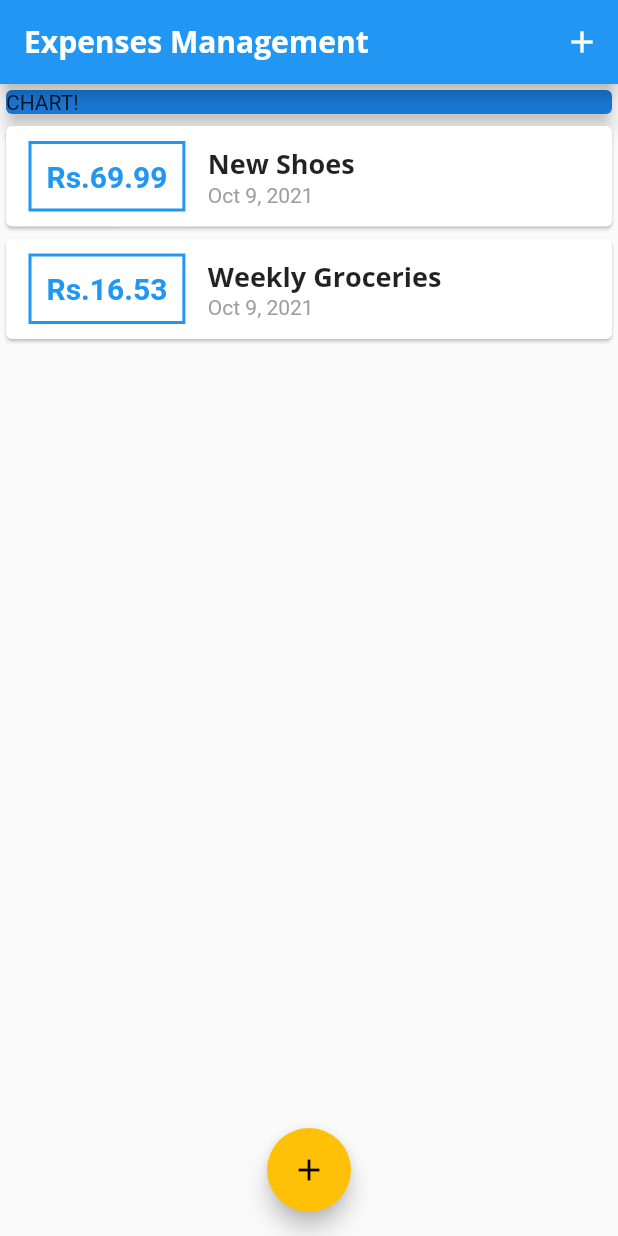
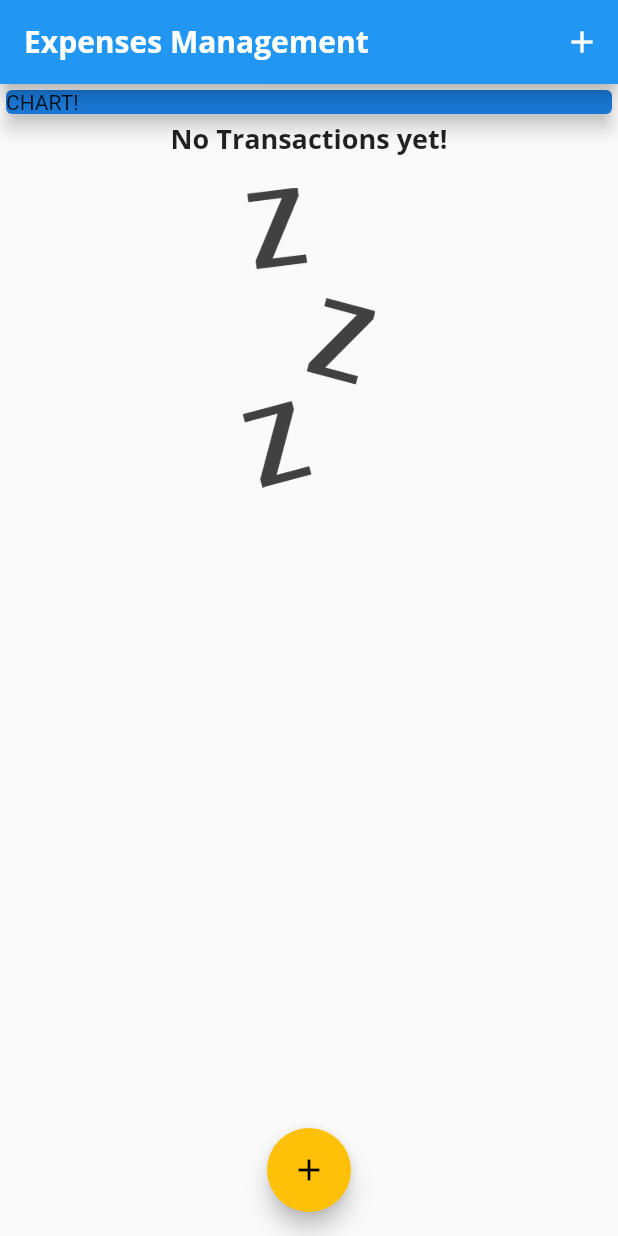
Before and after one commit to LakithaDM/BudgetApp, a Flutter app: the screen it shows after launch, on a phone screen of 412 x 824 dp. Run offline on Flutter 3.47's test engine with Material 2 defaults, Android fonts, the light colour scheme and no system bars.

Commit message:
Add an image to the waiting for transaction state

```diff
--- a/budjetapp/lib/main.dart
+++ b/budjetapp/lib/main.dart
@@ -44,18 +44,18 @@ class MyHomePage extends StatefulWidget {
 
 class _MyHomePageState extends State<MyHomePage> {
   final List<Transaction> _userTransactions = [
-    Transaction(
-      id: 't1',
-      title: 'New Shoes',
-      amount: 69.99,
-      date: DateTime.now(),
-    ),
-    Transaction(
-      id: 't2',
-      title: 'Weekly Groceries',
-      amount: 16.53,
-      date: DateTime.now(),
-    ),
+    // Transaction(
+    //   id: 't1',
+    //   title: 'New Shoes',
+    //   amount: 69.99,
+    //   date: DateTime.now(),
+    // ),
+    // Transaction(
+    //   id: 't2',
+    //   title: 'Weekly Groceries',
+    //   amount: 16.53,
+    //   date: DateTime.now(),
+    // ),
   ];
 
   void _addNewTransaction(String txTitle, double txAmount) {
--- a/budjetapp/lib/widgets/transaction_list.dart
+++ b/budjetapp/lib/widgets/transaction_list.dart
@@ -12,7 +12,26 @@ class TransactionList extends StatelessWidget {
   Widget build(BuildContext context) {
     return Container(
       height: 300,
-      child: ListView.builder(
+      child: transactions.isEmpty
+          ? Column(
+              children: <Widget>[
+                Text(
+                  'No Transactions yet!',
+                  style: Theme.of(context).textTheme.headline6,
+                ),
+                SizedBox(
+                  height: 20,
+                ),
+                Container(
+                  height: 200,
+                  child: Image.asset(
+                    'assets/images/waiting.png',
+                    fit: BoxFit.cover,
+                  ),
+                ),
+              ],
+            )
+          : ListView.builder(
               itemBuilder: (ctx, index) {
                 return Card(
                   child: Row(
--- a/budjetapp/pubspec.yaml
+++ b/budjetapp/pubspec.yaml
@@ -42,8 +42,8 @@ flutter:
   uses-material-design: true
 
   # To add assets to your application, add an assets section, like this:
-  # assets:
-  #  - images/a_dot_burr.jpeg
+  assets:
+   - assets/images/waiting.png
   #  - images/a_dot_ham.jpeg
 
   # An image asset can refer to one or more resolution-specific "variants", see
```
Lines whose indentation alone changed are shown as unchanged.
